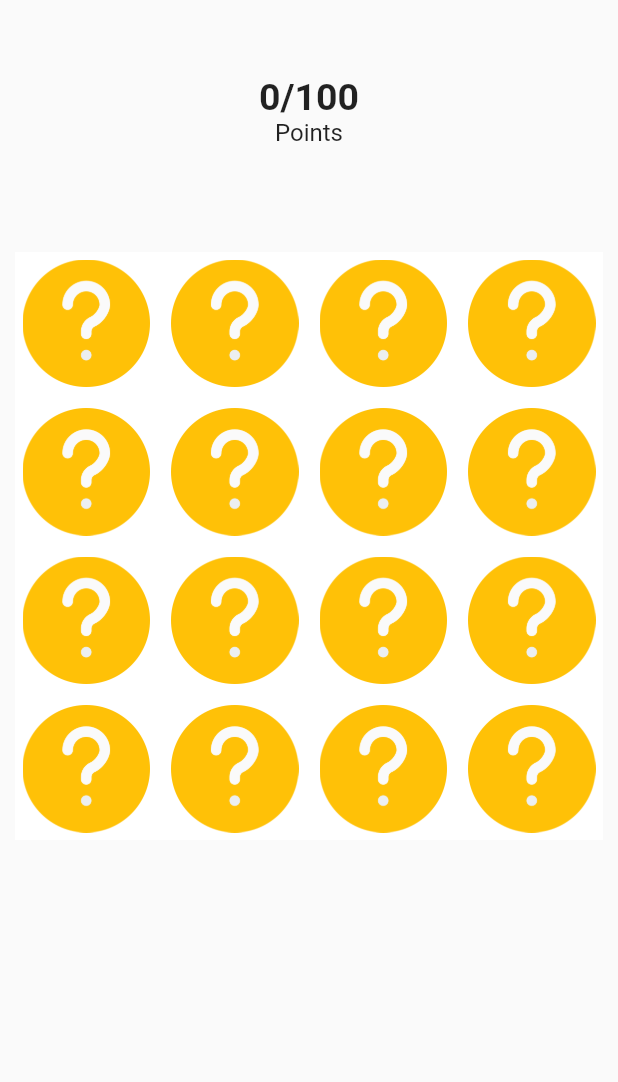
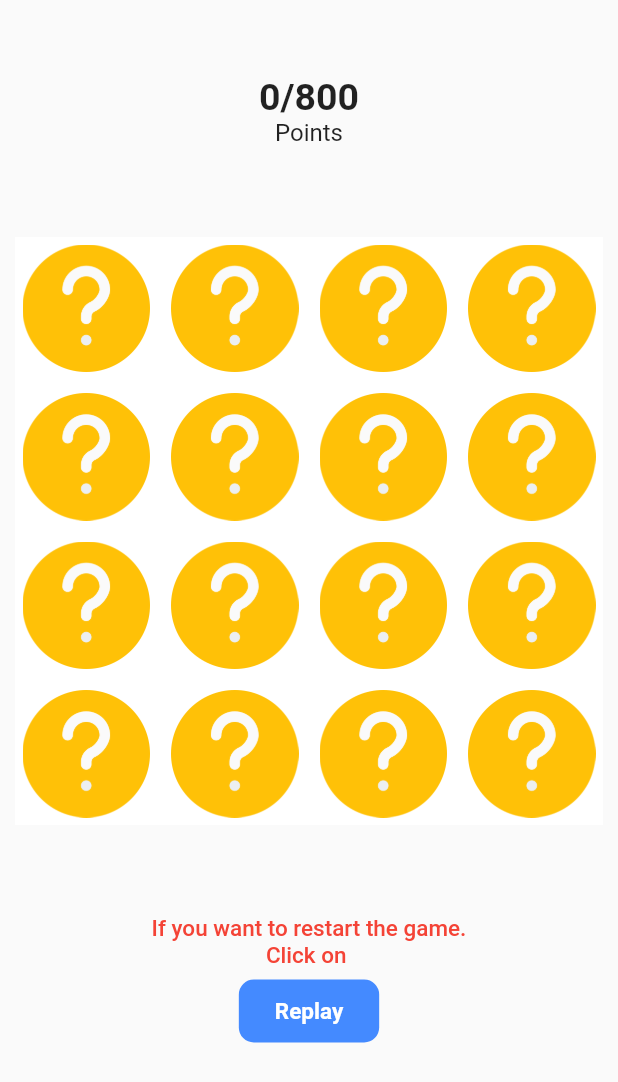
Before and after one commit to Pranjal81/Memory-Game-App, a Flutter app: the screen it shows after launch, on a phone screen of 412 x 824 dp. Shown: the top 1082 px of the screen. Run offline on Flutter 3.47's test engine with Material 2 defaults, Android fonts, the light colour scheme and no system bars.

Commit message:
feature added

```diff
--- a/lib/main.dart
+++ b/lib/main.dart
@@ -1,5 +1,4 @@
 import 'package:flutter/material.dart';
-
 import 'data/data.dart';
 import 'model/tile_model.dart';
 
@@ -12,6 +11,7 @@ class MyApp extends StatelessWidget {
   @override
   Widget build(BuildContext context) {
     return MaterialApp(
+      debugShowCheckedModeBanner: false,
       title: 'Memory Booster',
       theme: ThemeData(
         primarySwatch: Colors.blue,
@@ -33,7 +33,10 @@ class _HomeState extends State<Home> {
   void initState() {
     // TODO: implement initState
     super.initState();
+    restart();
+  }
 
+  void restart() {
     pairs = getPairs();
     pairs.shuffle();
 
@@ -60,7 +63,14 @@ class _HomeState extends State<Home> {
                     SizedBox(
                       height: 20,
                     ),
-                    Container(
+                    GestureDetector(
+                      onTap: () {
+                        setState(() {
+                          points = 0;
+                          restart();
+                        });
+                      },
+                      child: Container(
                         padding:
                             EdgeInsets.symmetric(vertical: 12, horizontal: 24),
                         decoration: BoxDecoration(
@@ -75,17 +85,17 @@ class _HomeState extends State<Home> {
                             color: Colors.white,
                           ),
                         ),
+                      ),
                     )
                   ],
                 )
               : Column(
-                  crossAxisAlignment: CrossAxisAlignment.center,
                   children: [
                     SizedBox(
                       height: 50,
                     ),
                     Text(
-                      "$points/100",
+                      "$points/800",
                       style: TextStyle(
                         fontWeight: FontWeight.bold,
                         fontSize: 25,
@@ -96,7 +106,7 @@ class _HomeState extends State<Home> {
                       style: TextStyle(fontSize: 16),
                     ),
                     SizedBox(
-                      height: 70,
+                      height: 60,
                     ),
                     Container(
                       color: Colors.white,
@@ -117,6 +127,50 @@ class _HomeState extends State<Home> {
                         ),
                       ),
                     ),
+                    SizedBox(
+                      height: 60,
+                    ),
+                    Text(
+                      "If you want to restart the game.",
+                      style: TextStyle(
+                        fontSize: 15,
+                        color: Colors.red,
+                        fontWeight: FontWeight.w500,
+                      ),
+                    ),
+                    Text(
+                      "Click on ",
+                      style: TextStyle(
+                        fontSize: 15,
+                        color: Colors.red,
+                        fontWeight: FontWeight.w500,
+                      ),
+                    ),
+                    SizedBox(height: 7,),
+                    GestureDetector(
+                      onTap: () {
+                        setState(() {
+                          points = 0;
+                          restart();
+                        });
+                      },
+                      child: Container(
+                        padding:
+                        EdgeInsets.symmetric(vertical: 12, horizontal: 24),
+                        decoration: BoxDecoration(
+                          color: Colors.blueAccent,
+                          borderRadius: BorderRadius.circular(10),
+                        ),
+                        child: Text(
+                          "Replay",
+                          style: TextStyle(
+                            fontSize: 15,
+                            fontWeight: FontWeight.w600,
+                            color: Colors.white,
+                          ),
+                        ),
+                      ),
+                    )
                   ],
                 ),
         ),
@@ -148,7 +202,7 @@ class _TileState extends State<Tile> {
               //correct
               print("correct");
               load = false;
-              Future.delayed(Duration(seconds: 2), () {
+              Future.delayed(Duration(milliseconds: 1500), () {
                 points = points + 100;
                 load = true;
                 setState(() {});
@@ -161,7 +215,7 @@ class _TileState extends State<Tile> {
               //wrong
               print("wrong");
               load = false;
-              Future.delayed(Duration(seconds: 2), () {
+              Future.delayed(Duration(milliseconds: 1500), () {
                 load = true;
                 widget.parent.setState(() {
                   pairs[widget.index].setIsSelected(false);
```
Lines whose indentation alone changed are shown as unchanged.
